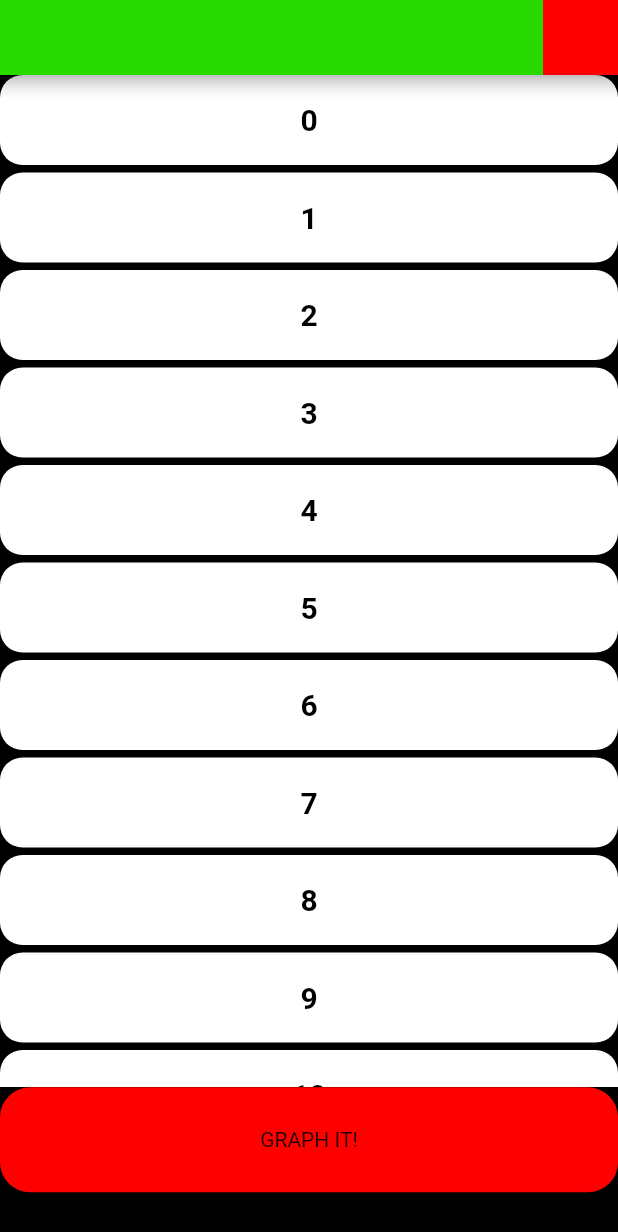
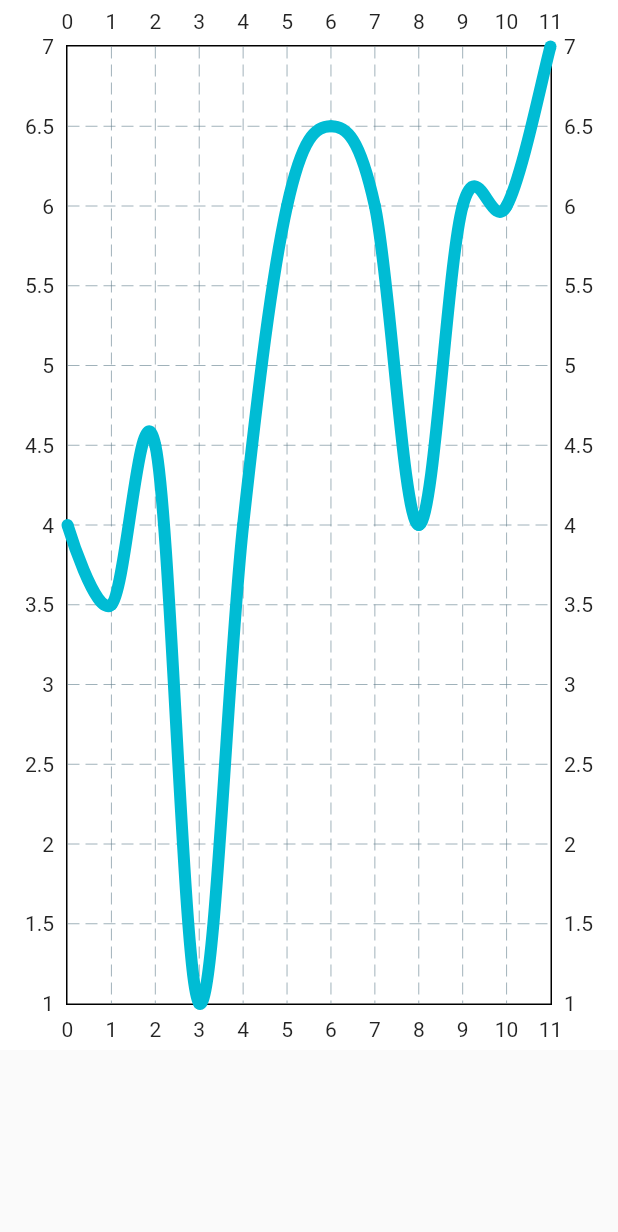
Before and after one commit to Di0nigi/my_finances, a Flutter app: the screen it shows after launch, after a tap on "GRAPH IT!", on a phone screen of 412 x 824 dp. Shown: the top 1232 px of the screen. Run offline on Flutter 3.47's test engine with Material 2 defaults, Android fonts, the phone set to English and light mode, and no system bars; drawn by our look-alikes of fl_chart.

Commit message:
graph page

```diff
--- /dev/null
+++ b/lib/graph.dart
@@ -0,0 +1,35 @@
+import 'dart:io';
+
+import 'package:fl_chart/fl_chart.dart';
+import 'package:flutter/material.dart';
+
+Color color = Colors.cyan;
+
+class Graph extends StatefulWidget {
+  final List<FlSpot> data;
+  const Graph({super.key, required this.data});
+
+  @override
+  State<Graph> createState() => _graphState(data);
+}
+
+class _graphState extends State<Graph> {
+  List<FlSpot> points;
+
+  _graphState(this.points);
+  @override
+  Widget build(BuildContext context) {
+    return Scaffold(
+        body: Container(
+            width: 700,
+            height: 700,
+            color: Color.fromARGB(255, 255, 255, 255),
+            child: LineChart(LineChartData(
+              lineTouchData: LineTouchData(enabled: false),
+              lineBarsData: [
+                LineChartBarData(
+                    spots: points, isCurved: true, barWidth: 8, color: color),
+              ],
+            ))));
+  }
+}
--- a/lib/main.dart
+++ b/lib/main.dart
@@ -2,6 +2,8 @@ import 'package:flutter/material.dart';
 import 'dart:async';
 import 'dart:io';
 import 'package:path_provider/path_provider.dart';
+import 'package:my_finances/graph.dart';
+import 'package:fl_chart/fl_chart.dart';
 
 void main() => runApp(new Myapp());
 
@@ -41,35 +43,49 @@ class _HomeState extends State<_Home> {
               GestureDetector(
                   onTap: () => showDialog<String>(
                       context: context,
-                    builder:(BuildContext context) => AlertDialog(
+                      builder: (BuildContext context) => AlertDialog(
                               title: const Text('New Entry'),
                               actions: <Widget>[
-                            Center(child:Container(width: 700,height: 500,
+                                Center(
+                                    child: Container(
+                                  width: 700,
+                                  height: 500,
                                   color: Color.fromARGB(0, 255, 255, 255),
                                   child: Column(
-                              mainAxisAlignment: MainAxisAlignment.start,
+                                      mainAxisAlignment:
+                                          MainAxisAlignment.start,
                                       children: [
-                                Padding(padding: EdgeInsets.fromLTRB(0, 0, 0, 100),
+                                        Padding(
+                                          padding:
+                                              EdgeInsets.fromLTRB(0, 0, 0, 100),
                                           child: TextField(
                                             decoration: InputDecoration(
                                               labelText: 'Transaction Value',
-  ),),),
-                              Padding(padding: EdgeInsets.fromLTRB(0, 0, 0, 100),
+                                            ),
+                                          ),
+                                        ),
+                                        Padding(
+                                          padding:
+                                              EdgeInsets.fromLTRB(0, 0, 0, 100),
                                           child: TextField(
                                               decoration: InputDecoration(
                                             labelText: 'Type of transaction',
-  )
-                              ),),
-                              GestureDetector(child: Container(
-                                decoration: BoxDecoration(color: Color.fromARGB(255, 43, 161, 0),borderRadius: BorderRadius.all(Radius.circular(20))),
+                                          )),
+                                        ),
+                                        GestureDetector(
+                                          child: Container(
+                                            decoration: BoxDecoration(
+                                                color: Color.fromARGB(
+                                                    255, 43, 161, 0),
+                                                borderRadius: BorderRadius.all(
+                                                    Radius.circular(20))),
                                             width: 80,
                                             height: 60,
-                                child: Center(child:Text("Enter")),
-                              ),)
-                              ]
+                                            child: Center(child: Text("Enter")),
                                           ),
+                                        )
+                                      ]),
                                 ))
-
                               ])),
                   child: Container(
                     height: 0,
@@ -96,12 +112,13 @@ class _HomeState extends State<_Home> {
                   },
                 )),
             GestureDetector(
-            onTap: (){},
+                onTap: () {
+                  graphit(context);
+                },
                 child: Container(
                   decoration: BoxDecoration(
                       color: Color.fromARGB(255, 255, 0, 0),
-                 borderRadius: BorderRadius.all(Radius.circular(20))
-              ),
+                      borderRadius: BorderRadius.all(Radius.circular(20))),
                   width: width,
                   height: 70,
                   child: Center(child: Text("GRAPH IT!")),
@@ -140,7 +157,6 @@ class entry extends StatelessWidget {
                 color: Color.fromARGB(255, 255, 255, 255),
                 borderRadius: BorderRadius.all(Radius.circular(15))),
             //padding: EdgeInsets.fromLTRB(0, 0, 0, 100),
-
             height: height,
             width: width,
             child: Center(
@@ -156,3 +172,26 @@ class entry extends StatelessWidget {
             )));
   }
 }
+
+void graphit(context) {
+  List<FlSpot> dataList = [
+    FlSpot(0, 4),
+    FlSpot(1, 3.5),
+    FlSpot(2, 4.5),
+    FlSpot(3, 1),
+    FlSpot(4, 4),
+    FlSpot(5, 6),
+    FlSpot(6, 6.5),
+    FlSpot(7, 6),
+    FlSpot(8, 4),
+    FlSpot(9, 6),
+    FlSpot(10, 6),
+    FlSpot(11, 7),
+  ];
+
+  Widget graphPage = Graph(data: dataList);
+  Navigator.push(
+    context,
+    MaterialPageRoute(builder: (context) => graphPage),
+  );
+}
--- a/pubspec.yaml
+++ b/pubspec.yaml
@@ -37,7 +37,7 @@ dependencies:
   # Use with the CupertinoIcons class for iOS style icons.
   cupertino_icons: ^1.0.2
   path_provider: ^2.0.13
-  syncfusion_flutter_charts: ^20.4.52
+  fl_chart: ^0.61.0
 
 dev_dependencies:
   flutter_test:
```
Also changed, not shown: pubspec.lock. Lines whose indentation alone changed are shown as unchanged.
